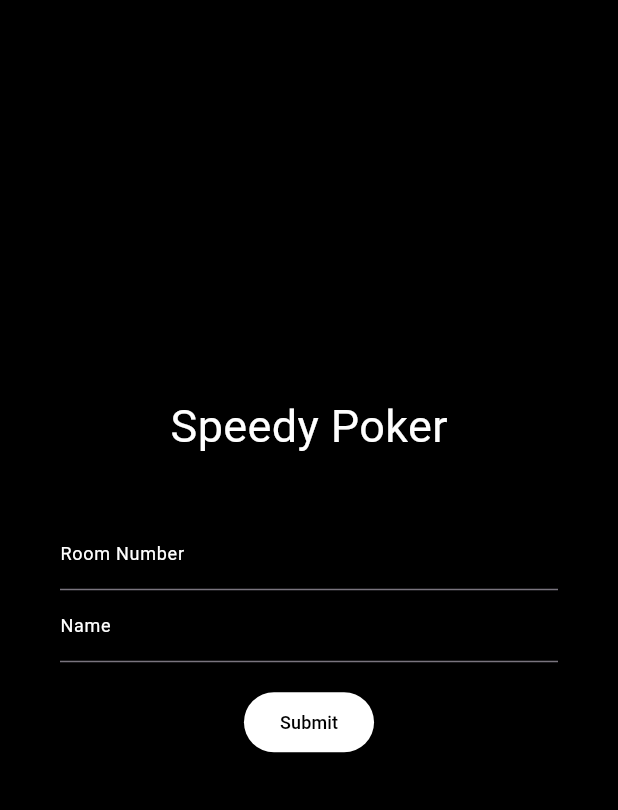
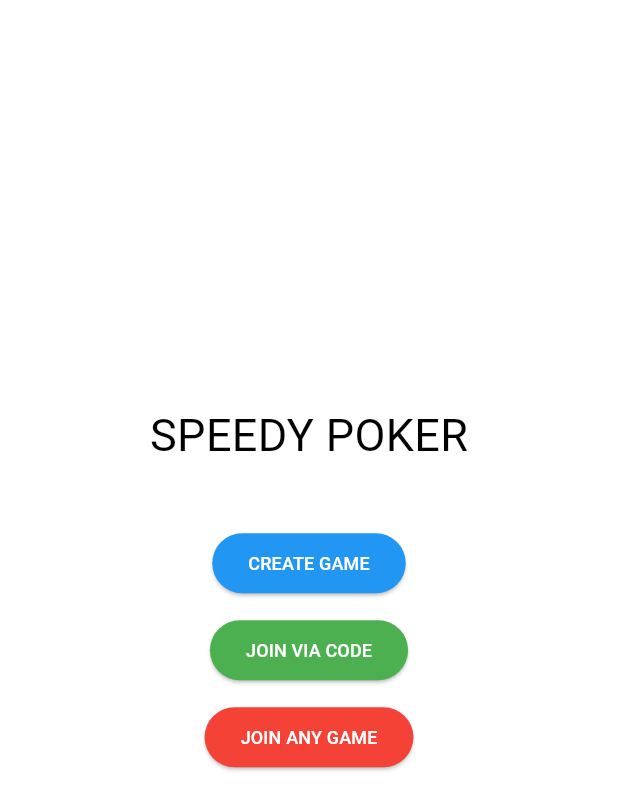
Before and after one commit to zhibin-wang09/SpeedyPokerMobile, a Flutter app: the screen it shows after launch, on a phone screen of 412 x 824 dp. Shown: the top 810 px of the screen. Run offline on Flutter 3.47's test engine with Material 3 defaults, Android fonts, the phone set to English and light mode, and no system bars; our stand-ins replace confetti, fluttertoast, logger, socket_io_client; network calls fail.

Commit message:
Change color code to white background and add more buttons to reflect the new design of the game server

```diff
--- /dev/null
+++ b/lib/enums/mode.dart
@@ -0,0 +1,6 @@
+enum Mode{
+  home,
+  create,
+  joinTargetRoom,
+  joinAnyRoom,
+}
--- a/lib/page/home_page.dart
+++ b/lib/page/home_page.dart
@@ -1,8 +1,8 @@
 import 'package:flutter/material.dart';
 import 'package:provider/provider.dart';
-import 'package:speedy_poker/model/game.dart';
+import 'package:speedy_poker/enums/mode.dart';
 import 'package:speedy_poker/model/socket.dart';
-import 'package:speedy_poker/page/waiting_page.dart';
+import 'package:speedy_poker/page/form_page.dart';
 
 // This is the top of the widget tree representing the overall theme for the game
 class SpeedyPoker extends StatelessWidget {
@@ -12,17 +12,20 @@ class SpeedyPoker extends StatelessWidget {
   Widget build(BuildContext context) {
     return MaterialApp(
       title: 'Speedy Poker',
-      theme: ThemeData(scaffoldBackgroundColor: Colors.black),
+      theme: ThemeData(scaffoldBackgroundColor: Colors.white),
       home: Scaffold(
-        body: Column(
+        body: Center(
+          child: Column(
             mainAxisAlignment: MainAxisAlignment.center,
+            crossAxisAlignment: CrossAxisAlignment.center,
             children: <Widget>[
               Text(
-              'Speedy Poker',
-              style: TextStyle(fontSize: 30, color: Colors.white),
+                'Speedy Poker'.toUpperCase(),
+                style: TextStyle(fontSize: 30, color: Colors.black),
               ),
-            const SpeedyPokerHomePage(),
+              SpeedyPokerHomePage(),
             ],
+          ),
         ),
       ),
       debugShowCheckedModeBanner: false,
@@ -43,99 +46,99 @@ class SpeedyPokerHomePage extends StatefulWidget {
 // The state for SpeedyPokerHomePage widget
 // contains form, two input fields, and a submission button
 class _SpeedyPokerHomePageState extends State<SpeedyPokerHomePage> {
-  final GlobalKey<FormState> _formkey =
-      GlobalKey<FormState>(); // form key for the overall form
-  final TextEditingController roomIdController =
-      TextEditingController(); // controller to monitor input change in first input field
-  final TextEditingController nameController =
-      TextEditingController(); // controller for the second input field
+  late Mode mode;
+
+  @override
+  void initState() {
+    super.initState();
+    mode = Mode.home;
+  }
 
   @override
   void dispose() {
-    roomIdController.dispose();
-    nameController.dispose();
     super.dispose();
-  }
-
-  // factored function to modify input field attributes like hints and validator
-  Widget _inputField(
-    String hint,
-    String? Function(String?)? validator,
-    TextEditingController controller,
-  ) {
-    return TextFormField(
-      controller: controller,
-      decoration: InputDecoration(
-        hintText: hint,
-        hintStyle: TextStyle(fontSize: 12, color: Colors.white),
-      ),
-      validator: validator,
-      style: TextStyle(fontSize: 12, color: Colors.white),
-    );
   }
 
   @override
   Widget build(BuildContext context) {
-    return Form(
-      key: _formkey,
-      child: Container(
+    return Container(
         margin: EdgeInsets.all(40.0),
+
         child: Column(
           mainAxisAlignment: MainAxisAlignment.center,
+          crossAxisAlignment: CrossAxisAlignment.center,
           children: <Widget>[
-            _inputField('Room Number', (value) {
-              int? val = int.tryParse(value!);
-              if (val == null || value.isEmpty) {
-                return 'Please enter room number (Ex. 1910)';
-              } else if (val < 0) {
-                return 'Room numbers can only be positive';
-              }
-              return null;
-            }, roomIdController),
-            _inputField('Name', (value) => null, nameController),
-            Padding(
-              padding: const EdgeInsets.symmetric(vertical: 16),
-              child: Consumer<SocketService>(
+            Consumer<SocketService>(
               builder: (context, socketService, child) {
-                  return ElevatedButton(
+                return Column(
+                  children: [
+                    ElevatedButton(
                       style: ButtonStyle(
-                      backgroundColor: WidgetStatePropertyAll(Colors.white),
+                        backgroundColor: WidgetStateProperty.all(Colors.blue),
                       ),
                       onPressed: () {
-                      if (_formkey.currentState!.validate()) {
-                        int roomID = int.parse(roomIdController.text);
-                        String playerName = nameController.text;
-
-                        final Game game = Provider.of<Game>(context, listen: false);
-                        game.setRoomID = roomID;
-
-                        // join the game room
-                        socketService.emit('joinGameRoom', [
-                          {'roomID': roomID, 'playerName': playerName},
-                        ]);
-
-                        SocketService().socket.on('receiveRoomID', (roomID) {
+                        if (mode == Mode.home) {
                          Navigator.push(
                             context,
                             MaterialPageRoute(
-                              builder: (context) => SpeedyPokerWaitingPage(
-                                roomID: int.parse(roomID),
-                              ),
+                              builder: (context) => SpeedyPokerFormPage(mode: Mode.create),
+                              settings: RouteSettings(name: "/home")
                             ),
                           );
-                        });
                         }
                       },
                       child: const Text(
-                      'Submit',
-                      style: TextStyle(fontSize: 12, color: Colors.black),
+                        'CREATE GAME',
+                        style: TextStyle(fontSize: 12, color: Colors.white),
                       ),
+                    ),
+                    const SizedBox(height: 10),
+                    ElevatedButton(
+                      style: ButtonStyle(
+                        backgroundColor: WidgetStatePropertyAll(Colors.green),
+                      ),
+                      onPressed: () {
+                        if (mode == Mode.home) {
+                          Navigator.push(
+                            context,
+                            MaterialPageRoute(
+                              builder: (context) => SpeedyPokerFormPage(mode: Mode.joinTargetRoom),
+                              settings: RouteSettings(name: "/home"),
+                            ),
+                          );
+                        }
+                      },
+                      child: const Text(
+                        'JOIN VIA CODE',
+                        style: TextStyle(fontSize: 12, color: Colors.white),
+                      ),
+                    ),
+                    const SizedBox(height: 10),
+                    ElevatedButton(
+                      style: ButtonStyle(
+                        backgroundColor: WidgetStatePropertyAll(Colors.red),
+                      ),
+                      onPressed: () {
+                        if (mode == Mode.home) {
+                          Navigator.push(
+                            context,
+                            MaterialPageRoute(
+                              builder: (context) => SpeedyPokerFormPage(mode: Mode.joinAnyRoom),
+                              settings: RouteSettings(name: "/home")
+                            ),
+                          );
+                        }
+                      },
+                      child: const Text(
+                        'JOIN ANY GAME',
+                        style: TextStyle(fontSize: 12, color: Colors.white),
+                      ),
+                    ),
+                  ],
                 );
               },
             ),
-            ),
           ],
-        ),
         ),
       );
   }
```
Also changed, not shown: lib/page/form_page.dart (added, +248 -0 lines), lib/page/game_page.dart (+5 -7 lines), lib/page/waiting_page.dart (+6 -8 lines). Lines whose indentation alone changed are shown as unchanged.
